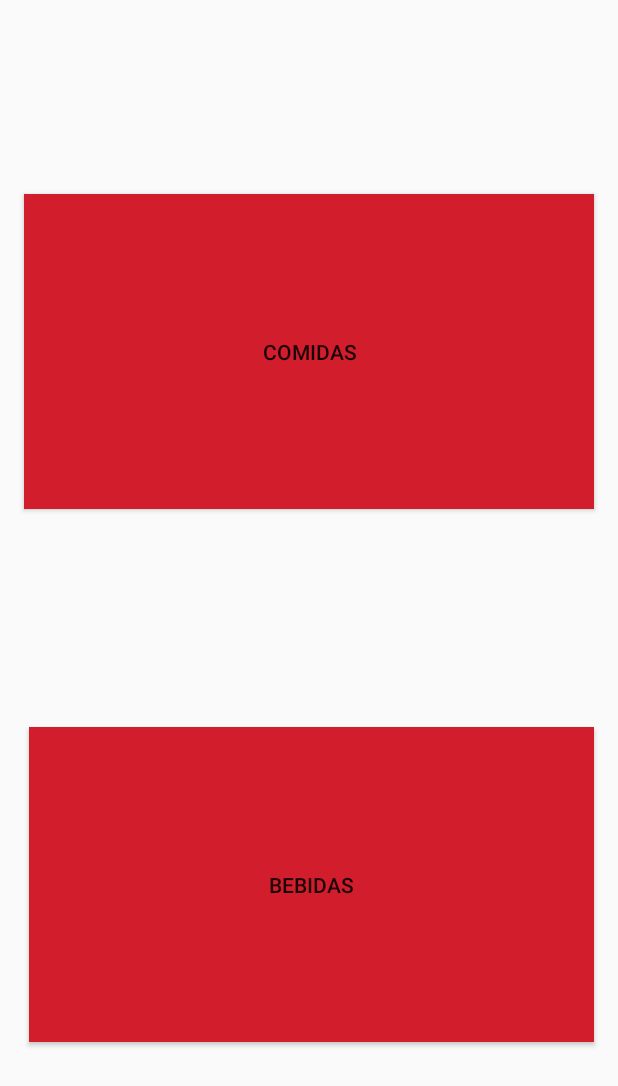
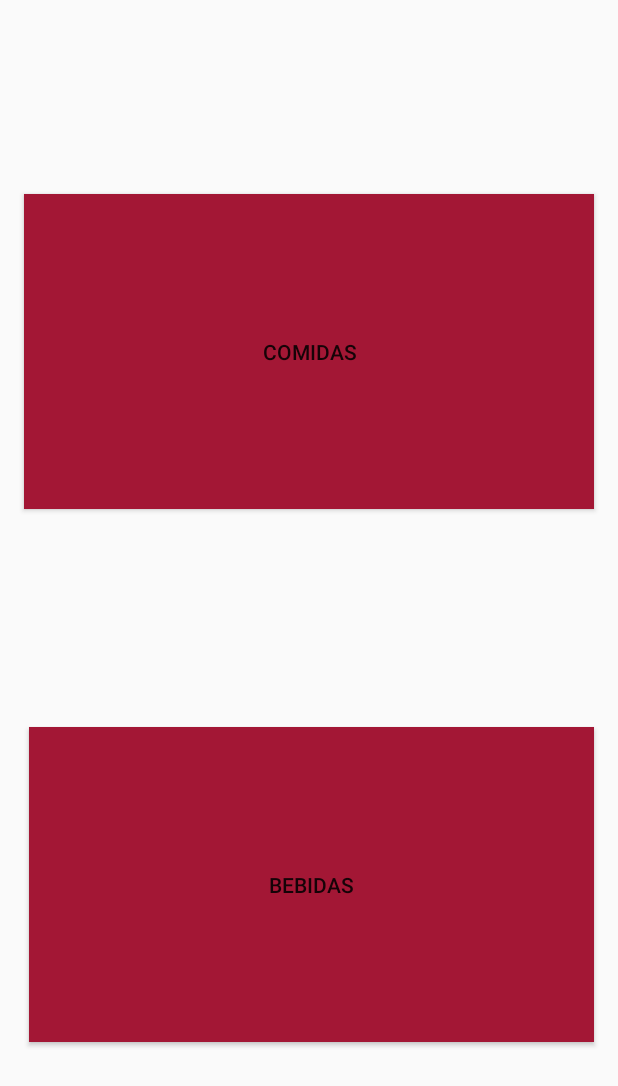
Before and after one commit to anamariaagudelo/LabsCM20182-Gr03, an Android app: the layout activity_main.xml on its own in the app's theme, with its tools: preview values and no code run, on a phone screen of 412 x 824 dp. Shown: the top 1086 px of the screen. Run offline under Robolectric (Android 15) with nearby library versions, the phone set to English and light mode, and no system bars.

Commit message:
Apariencia Botones "Jakeline García Mesa"

```diff
--- a/Lab1-UI/src/main/res/layout/activity_main.xml
+++ b/Lab1-UI/src/main/res/layout/activity_main.xml
@@ -18,7 +18,7 @@
         android:layout_marginStart="16dp"
         android:layout_marginTop="16dp"
         android:layout_weight="1"
-        android:background="@color/rojo"
+        android:background="#a31735"
         android:text="@string/buttonFood"
         app:layout_constraintBottom_toTopOf="@+id/buttonDrink"
         app:layout_constraintEnd_toEndOf="parent"
@@ -39,7 +39,7 @@
         android:layout_marginStart="19dp"
         android:layout_marginTop="16dp"
         android:layout_weight="1"
-        android:background="@color/rojo"
+        android:background="#a31735"
         android:text="@string/buttonDrinks"
         app:layout_constraintBottom_toBottomOf="parent"
         app:layout_constraintEnd_toEndOf="parent"
```
